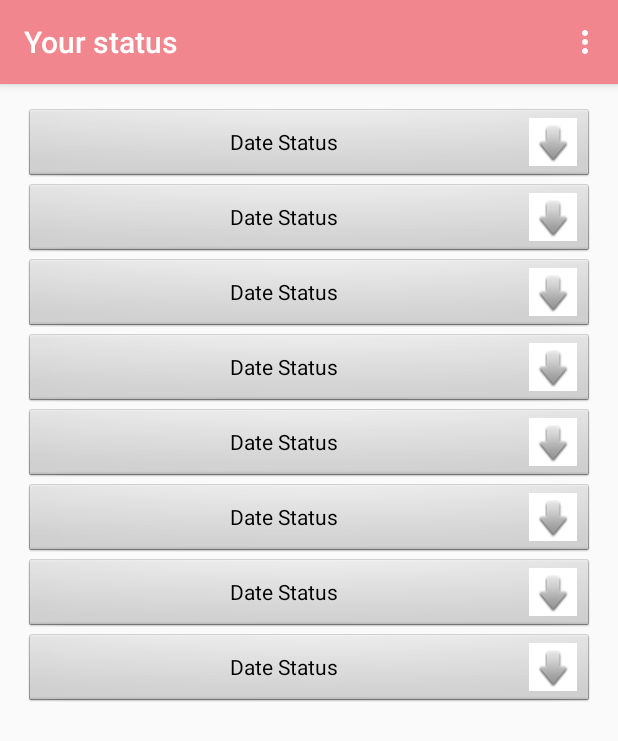
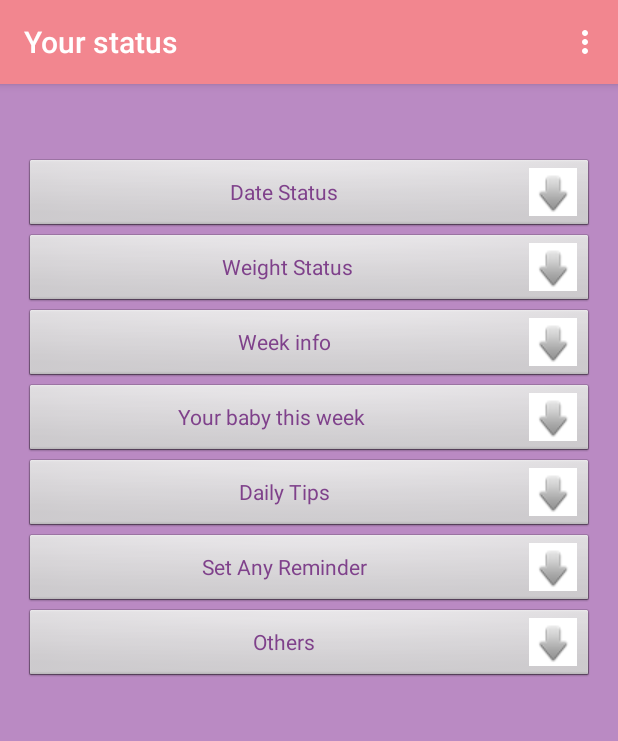
Before and after one commit to ishzahan/sample-android, an Android app: the WomanActivity screen opened directly, with no data from a screen before it, on a phone screen of 412 x 824 dp. Shown: the top 741 px of the screen. Run offline under Robolectric (Android 15) with nearby library versions, the phone set to English and light mode, and no system bars; our stand-ins replace ButterKnife.

Commit message:
change design at activity_woman.xml

```diff
--- a/app/src/main/res/layout/activity_woman.xml
+++ b/app/src/main/res/layout/activity_woman.xml
@@ -1,6 +1,7 @@
 <?xml version="1.0" encoding="utf-8"?>
 <RelativeLayout
     xmlns:android="http://schemas.android.com/apk/res/android"
+    xmlns:tools="http://schemas.android.com/tools"
     android:id="@+id/activity_main"
     android:layout_width="match_parent"
     android:layout_height="match_parent"
@@ -8,6 +9,7 @@
     android:paddingLeft="@dimen/activity_horizontal_margin"
     android:paddingRight="@dimen/activity_horizontal_margin"
     android:paddingTop="@dimen/activity_vertical_margin"
+    android:background="#BA8AC3"
     >
 
   <LinearLayout
@@ -15,72 +17,83 @@
       android:layout_height="match_parent"
       android:orientation="vertical"
 
-      >
+      android:layout_alignParentTop="true"
+      android:layout_alignParentLeft="true"
+      android:layout_alignParentStart="true"
+      android:layout_marginTop="33dp"
+      tools:ignore="UselessParent">
     <TextView
         android:layout_width="fill_parent"
         android:layout_height="50dp"
         android:drawableRight="@drawable/down_arrow"
-        android:text="Date Status"
+        android:text="@string/date_status"
         style="@android:style/Widget.Button"
-        >
+        tools:ignore="RtlHardcoded"
+        android:id="@+id/date_status"
+        android:textColor="#7F418B">
 
     </TextView>
     <TextView
         android:layout_width="fill_parent"
         android:layout_height="50dp"
         android:drawableRight="@drawable/down_arrow"
-        android:text="Date Status"
+        android:text=" Weight Status"
         style="@android:style/Widget.Button"
-        >
+        android:id="@+id/weight_status"
+        tools:ignore="HardcodedText,RtlHardcoded"
+        android:textColor="#7F418B">
+    </TextView>
+
+    <TextView
+        android:layout_width="fill_parent"
+        android:layout_height="50dp"
+        android:drawableRight="@drawable/down_arrow"
+        android:text="Week info"
+        style="@android:style/Widget.Button"
+        android:id="@+id/week_info"
+        tools:ignore="HardcodedText,RtlHardcoded"
+        android:textColor="#7F418B">
+    </TextView>
+
+    <TextView
+        android:layout_width="fill_parent"
+        android:layout_height="50dp"
+        android:drawableRight="@drawable/down_arrow"
+        android:text="Your baby this week     "
+        style="@android:style/Widget.Button"
+        tools:ignore="HardcodedText,RtlHardcoded"
+        android:id="@+id/baby_info"
+        android:textColor="#7F418B">
     </TextView>
     <TextView
         android:layout_width="fill_parent"
         android:layout_height="50dp"
         android:drawableRight="@drawable/down_arrow"
-        android:text="Date Status"
+        android:text="Daily Tips"
         style="@android:style/Widget.Button"
-        >
+        android:id="@+id/daily_tips"
+        tools:ignore="HardcodedText,RtlHardcoded"
+        android:textColor="#7F418B">
     </TextView>
     <TextView
         android:layout_width="fill_parent"
         android:layout_height="50dp"
         android:drawableRight="@drawable/down_arrow"
-        android:text="Date Status"
+        android:text="Set Any Reminder"
         style="@android:style/Widget.Button"
-        >
+        android:id="@+id/reminder_set"
+        tools:ignore="HardcodedText,RtlHardcoded"
+        android:textColor="#7F418B">
     </TextView>
     <TextView
         android:layout_width="fill_parent"
         android:layout_height="50dp"
         android:drawableRight="@drawable/down_arrow"
-        android:text="Date Status"
+        android:text="@string/others"
         style="@android:style/Widget.Button"
-        >
-    </TextView>
-    <TextView
-        android:layout_width="fill_parent"
-        android:layout_height="50dp"
-        android:drawableRight="@drawable/down_arrow"
-        android:text="Date Status"
-        style="@android:style/Widget.Button"
-        >
-    </TextView>
-    <TextView
-        android:layout_width="fill_parent"
-        android:layout_height="50dp"
-        android:drawableRight="@drawable/down_arrow"
-        android:text="Date Status"
-        style="@android:style/Widget.Button"
-        >
-    </TextView>
-    <TextView
-        android:layout_width="fill_parent"
-        android:layout_height="50dp"
-        android:drawableRight="@drawable/down_arrow"
-        android:text="Date Status"
-        android:textAlignment="center"
-        style="@android:style/Widget.Button"
-        >
+        android:id="@+id/others"
+        tools:ignore="RtlHardcoded"
+        android:textColor="#7F418B">
     </TextView>
   </LinearLayout>
 </RelativeLayout>
```
